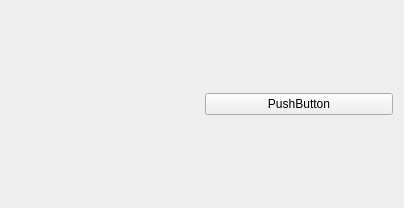
The window that videolistelement.ui (Filomilo/YtDownloaderQt) describes before a commit, drawn with Qt 5.
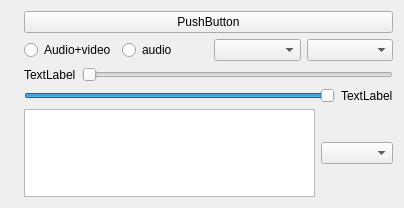
The same window after the commit.

Commit message: interface osme adujsment

Diff of the .ui file:
```diff
--- a/videolistelement.ui
+++ b/videolistelement.ui
@@ -16,17 +16,103 @@
   <layout class="QHBoxLayout" name="horizontalLayout_2">
    <item>
     <widget class="QLabel" name="label">
+     <property name="maximumSize">
+      <size>
+       <width>100</width>
+       <height>100</height>
+      </size>
+     </property>
+     <property name="toolTipDuration">
+      <number>3</number>
+     </property>
      <property name="text">
       <string/>
      </property>
     </widget>
    </item>
    <item>
-    <widget class="QPushButton" name="pushButton">
-     <property name="text">
-      <string>PushButton</string>
-     </property>
-    </widget>
+    <layout class="QVBoxLayout" name="verticalLayout">
+     <item>
+      <widget class="QPushButton" name="pushButton">
+       <property name="text">
+        <string>PushButton</string>
+       </property>
+      </widget>
+     </item>
+     <item>
+      <layout class="QHBoxLayout" name="horizontalLayout_5">
+       <item>
+        <widget class="QRadioButton" name="radioButton_2">
+         <property name="text">
+          <string>Audio+video</string>
+         </property>
+        </widget>
+       </item>
+       <item>
+        <widget class="QRadioButton" name="radioButton">
+         <property name="text">
+          <string>audio</string>
+         </property>
+        </widget>
+       </item>
+       <item>
+        <widget class="QComboBox" name="comboBox_3"/>
+       </item>
+       <item>
+        <widget class="QComboBox" name="comboBox_2"/>
+       </item>
+      </layout>
+     </item>
+     <item>
+      <layout class="QHBoxLayout" name="horizontalLayout_3">
+       <item>
+        <widget class="QLabel" name="label_2">
+         <property name="text">
+          <string>TextLabel</string>
+         </property>
+        </widget>
+       </item>
+       <item>
+        <widget class="QSlider" name="horizontalSlider">
+         <property name="orientation">
+          <enum>Qt::Horizontal</enum>
+         </property>
+        </widget>
+       </item>
+      </layout>
+     </item>
+     <item>
+      <layout class="QHBoxLayout" name="horizontalLayout">
+       <item>
+        <widget class="QSlider" name="horizontalSlider_2">
+         <property name="value">
+          <number>99</number>
+         </property>
+         <property name="orientation">
+          <enum>Qt::Horizontal</enum>
+         </property>
+        </widget>
+       </item>
+       <item>
+        <widget class="QLabel" name="label_3">
+         <property name="text">
+          <string>TextLabel</string>
+         </property>
+        </widget>
+       </item>
+      </layout>
+     </item>
+     <item>
+      <layout class="QHBoxLayout" name="horizontalLayout_4">
+       <item>
+        <widget class="QListWidget" name="listWidget"/>
+       </item>
+       <item>
+        <widget class="QComboBox" name="comboBox"/>
+       </item>
+      </layout>
+     </item>
+    </layout>
    </item>
   </layout>
  </widget>
```
Left out of the diff: 3 changed lines with no effect on the pictures. The commit also changes 2 other files.
